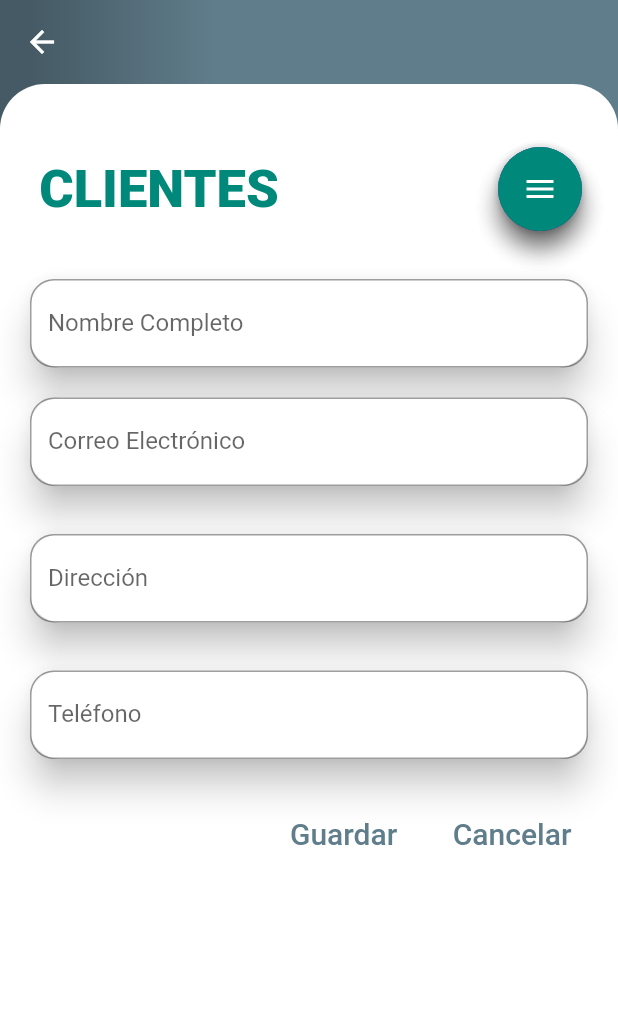
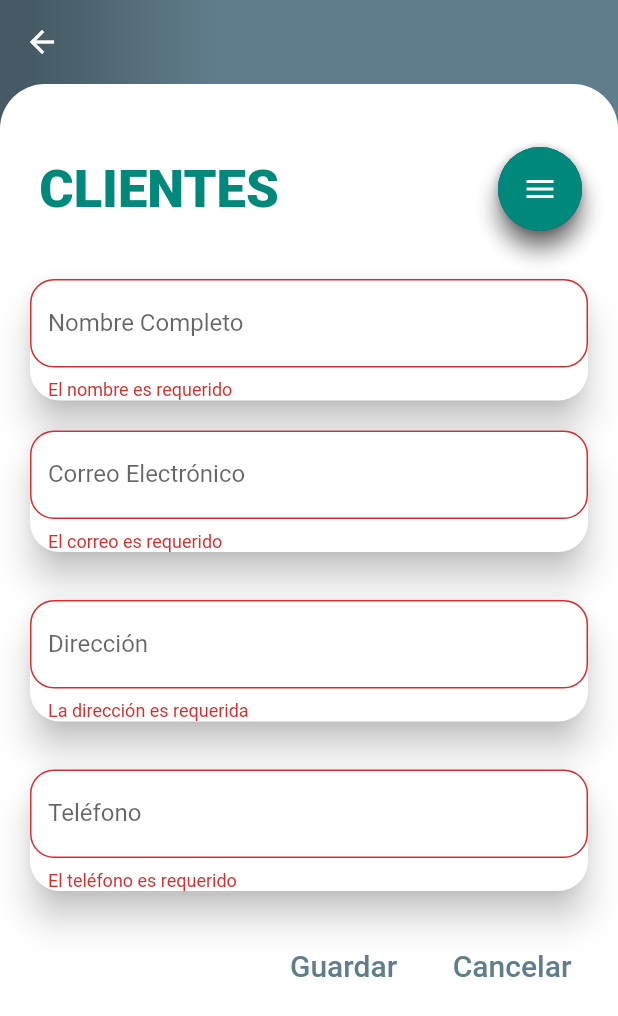
Before and after one commit to RobertAlvv/RobertAlvv-citas, a Flutter app: the MyClientes screen opened directly, after a tap on "Guardar", on a phone screen of 412 x 824 dp. Shown: the top 1016 px of the screen. Run offline on Flutter 3.47's test engine with Material 2 defaults, Android fonts, the phone set to English and light mode, and no system bars; our stand-ins replace bottom_navy_bar, curved_navigation_bar, flutter_staggered_animations, shimmer, sqflite, table_calendar; accounts and stored records are empty.

Commit message:
Mostrar y registrar clientes

```diff
--- a/lib/pages/ClientesPage.dart
+++ b/lib/pages/ClientesPage.dart
@@ -1,5 +1,7 @@
 import 'package:flutter/material.dart';
+import 'package:project_citas_test/models/clienteModels.dart';
 import 'package:project_citas_test/pages/ListarClientes.dart';
+import 'package:project_citas_test/providers/db_provider.dart';
 
 class MyClientes extends StatefulWidget {
   @override
@@ -17,6 +19,14 @@ class _MyClientesState extends State<MyClientes>
   Curve _curve = Curves.easeOut;
   double _fabHeight = 56.0;
   int _seleccionarPantalla = 1;
+
+  TextEditingController _nombreController = TextEditingController();
+  TextEditingController _correoController = TextEditingController();
+  TextEditingController _direccionController = TextEditingController();
+  TextEditingController _telefonoController = TextEditingController();
+
+  final _formKey = GlobalKey<FormState>();
+  final _scaffoldKey = GlobalKey<ScaffoldState>();
   @override
   initState() {
     _animationController =
@@ -91,6 +101,7 @@ class _MyClientesState extends State<MyClientes>
           Opacity(
             opacity: _opacity,
             child: Scaffold(
+              key: _scaffoldKey,
               backgroundColor: Colors.transparent,
               appBar: AppBar(
                 elevation: 0,
@@ -189,7 +200,9 @@ class _MyClientesState extends State<MyClientes>
   }
 
   Widget formularioCliente() {
-    return ListView(
+    return Form(
+      key: _formKey,
+          child: ListView(
         children: <Widget>[
           Padding(
             padding: const EdgeInsets.only(top: 35, left: 16, right: 16),
@@ -197,7 +210,13 @@ class _MyClientesState extends State<MyClientes>
               elevation: 10,
               shape: RoundedRectangleBorder(
                   borderRadius: BorderRadius.all(Radius.circular(20))),
-            child: TextField(
+              child: TextFormField(
+                controller: _nombreController,
+                    validator: (valor) {
+                                return valor.isEmpty
+                                    ? 'El nombre es requerido'
+                                    : null;
+                              },
                 //enabled: false,
                 decoration: InputDecoration(
                   border:
@@ -213,7 +232,13 @@ class _MyClientesState extends State<MyClientes>
               elevation: 10,
               shape: RoundedRectangleBorder(
                   borderRadius: BorderRadius.all(Radius.circular(20))),
-            child: TextField(
+              child: TextFormField(
+                controller: _correoController,
+                    validator: (valor) {
+                                return valor.isEmpty
+                                    ? 'El correo es requerido'
+                                    : null;
+                              },
                 //enabled: false,
                 decoration: InputDecoration(
                   border:
@@ -229,7 +254,13 @@ class _MyClientesState extends State<MyClientes>
               elevation: 10,
               shape: RoundedRectangleBorder(
                   borderRadius: BorderRadius.all(Radius.circular(20))),
-            child: TextField(
+              child: TextFormField(
+                controller: _direccionController,
+                    validator: (valor) {
+                                return valor.isEmpty
+                                    ? 'La dirección es requerida'
+                                    : null;
+                              },
                 //enabled: false,
                 decoration: InputDecoration(
                   border:
@@ -245,7 +276,13 @@ class _MyClientesState extends State<MyClientes>
               elevation: 10,
               shape: RoundedRectangleBorder(
                   borderRadius: BorderRadius.all(Radius.circular(20))),
-            child: TextField(
+              child: TextFormField(
+                controller: _telefonoController,
+                    validator: (valor) {
+                                return valor.isEmpty
+                                    ? 'El teléfono es requerido'
+                                    : null;
+                              },
                 //enabled: false,
                 decoration: InputDecoration(
                   border:
@@ -262,7 +299,32 @@ class _MyClientesState extends State<MyClientes>
             mainAxisAlignment: MainAxisAlignment.end,
             children: <Widget>[
               FlatButton(
-              onPressed: () {},
+                onPressed: () {
+                  if (_formKey.currentState.validate()) {
+                                  DBProvider.db.registrarBD(
+                                      ClienteModel(
+                                          nombreCompleto: _nombreController.text,
+                                          direccion: _direccionController.text,
+                                          correo: _correoController.text,
+                                          telefono: _telefonoController.text
+                                          ),
+                                      'clientes');
+                                  final snackBar = SnackBar(
+                                    duration: Duration(milliseconds: 1200),
+                                    content: Text(
+                                        'El cliente ${_nombreController.text} se ha guardado'),
+                                    action: SnackBarAction(
+                                      label: 'Undo',
+                                      onPressed: () {
+                                        // Some code to undo the change.
+                                      },
+                                    ),
+                                  );
+                                  _scaffoldKey.currentState
+                                      .showSnackBar(snackBar);
+                                  _formKey.currentState?.reset();
+                                }
+                },
                 child: Text('Guardar',
                     style: TextStyle(color: Colors.blueGrey, fontSize: 20)),
               ),
@@ -270,7 +332,9 @@ class _MyClientesState extends State<MyClientes>
                 width: 5,
               ),
               FlatButton(
-              onPressed: () {},
+                onPressed: () {
+                   _formKey.currentState?.reset();
+                },
                 child: Text(
                   'Cancelar',
                   style: TextStyle(color: Colors.blueGrey, fontSize: 20),
@@ -282,6 +346,7 @@ class _MyClientesState extends State<MyClientes>
             ],
           )
         ],
+      ),
     );
   }
 
```
Lines whose indentation alone changed are shown as unchanged.
